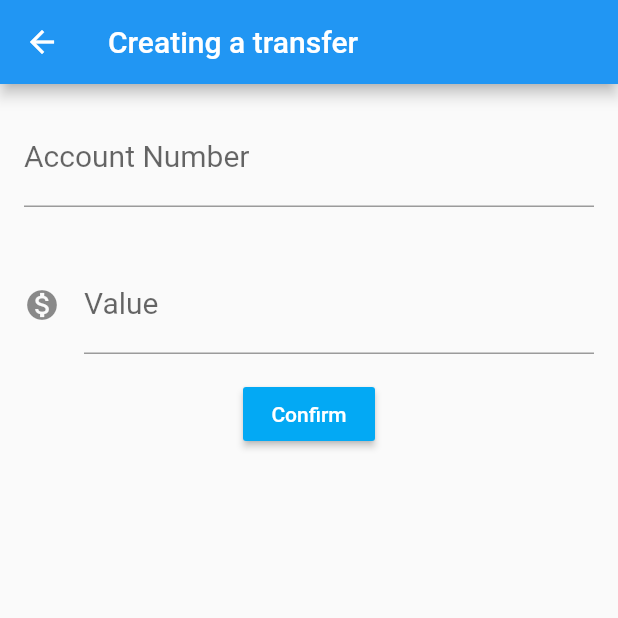
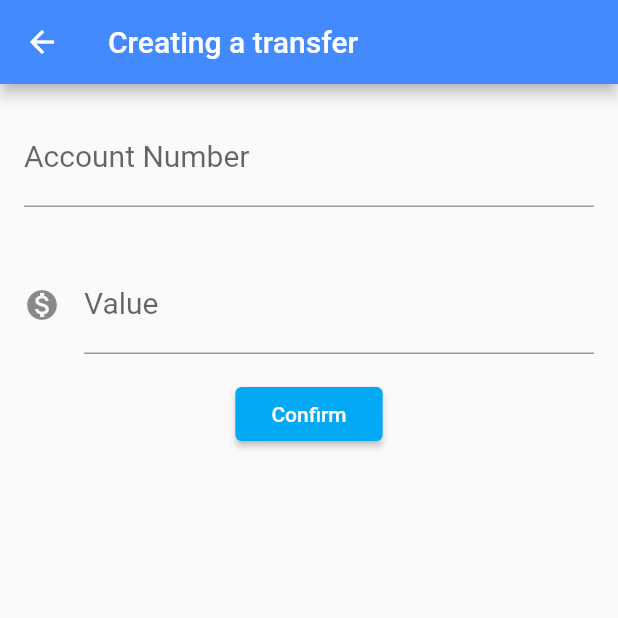
Before and after one commit to igorpk10/bytebank, a Flutter app: the TransferForm screen opened directly, after a tap on "Confirm", on a phone screen of 412 x 824 dp, the top half of it. Run offline on Flutter 3.47's test engine with Material 2 defaults, Android fonts, the phone set to English and light mode, and no system bars.

```diff
--- /dev/null
+++ b/lib/components/editor.dart
@@ -0,0 +1,27 @@
+import 'package:flutter/material.dart';
+
+class Editor extends StatelessWidget {
+  final TextEditingController controller;
+  final String text;
+  final String hint;
+  final IconData icon;
+
+  Editor({this.controller, this.text, this.hint, this.icon});
+
+  @override
+  Widget build(BuildContext context) {
+    return Padding(
+      padding: EdgeInsets.all(16.0),
+      child: TextField(
+        decoration: InputDecoration(
+          icon: icon != null ? Icon(icon) : null,
+          labelText: text,
+          hintText: hint,
+        ),
+        style: TextStyle(fontSize: 20.0),
+        keyboardType: TextInputType.number,
+        controller: controller,
+      ),
+    );
+  }
+}
--- a/lib/main.dart
+++ b/lib/main.dart
@@ -1,4 +1,8 @@
+import 'package:flutter/cupertino.dart';
 import 'package:flutter/material.dart';
+
+import 'screens/transferForm.dart';
+import 'screens/transferList.dart';
 
 void main() => runApp(ByteBank());
 
@@ -8,123 +12,21 @@ class ByteBank extends StatelessWidget {
     return MaterialApp(
       home: TransferList(),
       debugShowCheckedModeBanner: false,
-    );
-  }
-}
-
-class TransferForm extends StatelessWidget {
-  final TextEditingController _controllerAccount = TextEditingController();
-  final TextEditingController _controllerValue = TextEditingController();
-
-  @override
-  Widget build(BuildContext context) {
-    return Scaffold(
-      appBar: AppBar(
-        title: Text("Creating a transfer"),
-      ),
-      body: Column(
-        children: <Widget>[
-          Editor(
-              controller: _controllerAccount,
-              text: "Account Number",
-              hint: "0000"),
-          Editor(
-            controller: _controllerValue,
-            text: "Value",
-            hint: "0.00",
-            icon: Icons.monetization_on,
-          ),
-          RaisedButton(
-            color: Colors.lightBlue,
-            child: Text("Confirm"),
-            textColor: Colors.white,
-            onPressed: () => _createTransfer(),
-          )
-        ],
-      ),
-    );
-  }
-
-  void _createTransfer() {
-    final int accountNumber = int.tryParse(_controllerAccount.text);
-    final double value = double.tryParse(_controllerValue.text);
-    if (accountNumber != null && value != null) {
-      final createdTransfer = Transfer(value, accountNumber);
-    }
-  }
-
-}
-
-class Editor extends StatelessWidget {
-  final TextEditingController controller;
-  final String text;
-  final String hint;
-  final IconData icon;
-
-  Editor({this.controller, this.text, this.hint, this.icon});
-
-  @override
-  Widget build(BuildContext context) {
-    return Padding(
-      padding: EdgeInsets.all(16.0),
-      child: TextField(
-        decoration: InputDecoration(
-          icon: icon != null ? Icon(icon) : null,
-          labelText: text,
-          hintText: hint,
+      theme: ThemeData(
+        primaryColor: Colors.blueAccent,
+        accentColor: Colors.blueAccent,
+        buttonTheme: ButtonThemeData(
+          buttonColor: Colors.blueAccent,
+          textTheme: ButtonTextTheme.primary,
         ),
-        style: TextStyle(fontSize: 20.0),
-        keyboardType: TextInputType.number,
-        controller: controller,
       ),
     );
   }
 }
 
-class TransferList extends StatelessWidget {
+class TransferForm extends StatefulWidget {
   @override
-  Widget build(BuildContext context) {
-    return Scaffold(
-      appBar: AppBar(
-        title: Text("Hello mean"),
-      ),
-      floatingActionButton: FloatingActionButton(
-        child: Icon(Icons.add), onPressed: () {},
-      ),
-      body: Column(
-        children: <Widget>[
-          TransferItem(Transfer(100.0, 100)),
-        ],
-      ),
-    );
+  State<StatefulWidget> createState() {
+    return TransferFormState();
   }
 }
-
-class TransferItem extends StatelessWidget {
-  final Transfer _transfer;
-
-  TransferItem(this._transfer);
-
-  @override
-  Widget build(BuildContext context) {
-    return Card(
-      child: ListTile(
-        leading: Icon(Icons.monetization_on),
-        title: Text(_transfer.value.toString()),
-        subtitle: Text(_transfer.accountNumber.toString()),
-      ),
-    );
-  }
-}
-
-class Transfer {
-  final double value;
-  final int accountNumber;
-
-  Transfer(this.value, this.accountNumber);
-
-  @override
-  String toString() {
-    return "Value:$value -- AccountNumber:$accountNumber";
-  }
-}
--- /dev/null
+++ b/lib/models/transfer.dart
@@ -0,0 +1,11 @@
+class Transfer {
+  final double value;
+  final int accountNumber;
+
+  Transfer(this.value, this.accountNumber);
+
+  @override
+  String toString() {
+    return "Value:$value -- AccountNumber:$accountNumber";
+  }
+}
--- /dev/null
+++ b/lib/screens/transferForm.dart
@@ -0,0 +1,49 @@
+import 'package:base/components/Editor.dart';
+import 'package:base/models/transfer.dart';
+import 'package:flutter/material.dart';
+import '../main.dart';
+
+class TransferFormState extends State<TransferForm> {
+  final TextEditingController _controllerAccount = TextEditingController();
+  final TextEditingController _controllerValue = TextEditingController();
+
+  void _createTransfer(BuildContext context) {
+    final int accountNumber = int.tryParse(_controllerAccount.text);
+    final double value = double.tryParse(_controllerValue.text);
+    if (accountNumber != null && value != null) {
+      final createdTransfer = Transfer(value, accountNumber);
+      Navigator.pop(context, createdTransfer);
+    }
+  }
+
+  @override
+  Widget build(BuildContext context) {
+    return Scaffold(
+      appBar: AppBar(
+        title: Text("Creating a transfer"),
+      ),
+      body: SingleChildScrollView(
+        child: Column(
+          children: <Widget>[
+            Editor(
+                controller: _controllerAccount,
+                text: "Account Number",
+                hint: "0000"),
+            Editor(
+              controller: _controllerValue,
+              text: "Value",
+              hint: "0.00",
+              icon: Icons.monetization_on,
+            ),
+            RaisedButton(
+              color: Colors.lightBlue,
+              child: Text("Confirm"),
+              textColor: Colors.white,
+              onPressed: () => _createTransfer(context),
+            )
+          ],
+        ),
+      ),
+    );
+  }
+}
```
Also changed, not shown: lib/screens/transferList.dart (added, +64 -0 lines), 1 other file.
